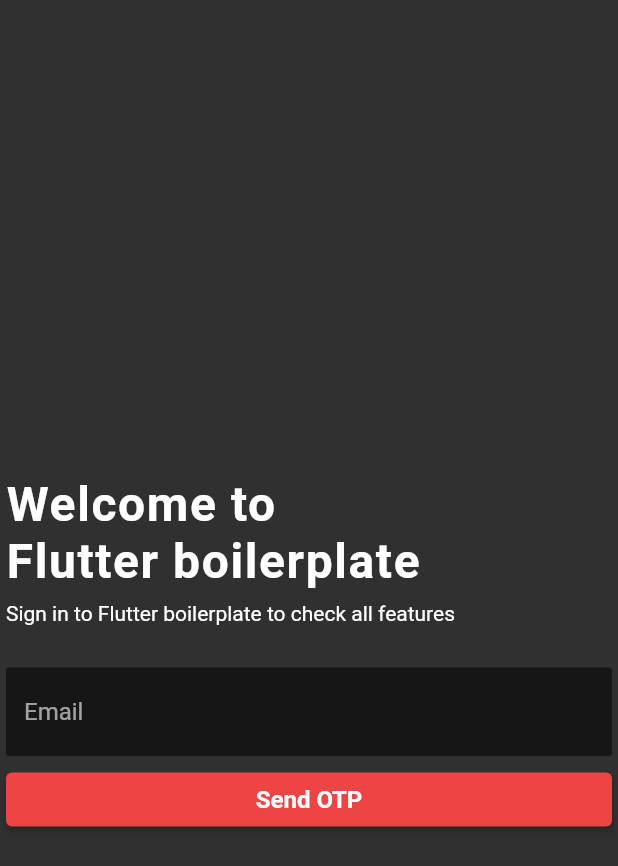
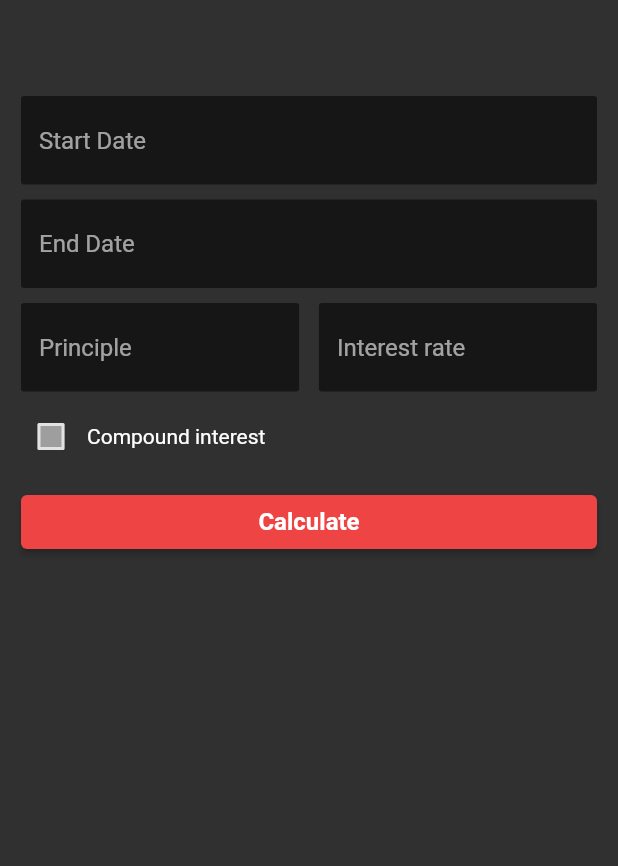
Before and after one commit to chenchunaidu/interest_calculator, a Flutter app: the screen it shows after launch, on a phone screen of 412 x 824 dp. Shown: the top 866 px of the screen. Run offline on Flutter 3.47's test engine with Material 2 defaults, Android fonts, the phone set to English and light mode, and no system bars; drawn by our look-alikes of date_time_picker; our stand-ins replace form_validator, get; missing offline and left inert: dart:ffi.

Commit message:
fix: removed unnecessary code

```diff
--- a/lib/components/auth-info.dart
+++ /dev/null
@@ -1,29 +0,0 @@
-import 'package:flutter/material.dart';
-import 'package:interest_calculator/components/common/vstack.dart';
-import 'package:interest_calculator/theme/font.dart';
-
-class AuthInfo extends StatelessWidget {
-  const AuthInfo({Key? key, this.label = '', this.subLabel = ''})
-      : super(key: key);
-
-  final String? label;
-  final String? subLabel;
-
-  @override
-  Widget build(BuildContext context) {
-    return Container(
-      width: double.infinity,
-      child: VStack(crossAxisAlignment: CrossAxisAlignment.start, children: [
-        Text(
-          // "Welcome to\nFlutter boilerplate",
-          label ?? "",
-          style: TextStyles.h1,
-        ),
-        Text(
-          subLabel ?? "",
-          style: TextStyles.body1,
-        )
-      ]),
-    );
-  }
-}
--- a/lib/components/calendar-form.dart
+++ b/lib/components/calendar-form.dart
@@ -38,8 +38,8 @@ var calendarForm = [
   },
 ];
 
-class CalendarForm extends StatelessWidget {
-  const CalendarForm({Key? key}) : super(key: key);
+class InterestForm extends StatelessWidget {
+  const InterestForm({Key? key}) : super(key: key);
 
   @override
   Widget build(BuildContext context) {
--- a/lib/components/login-form.dart
+++ /dev/null
@@ -1,34 +0,0 @@
-import 'package:flutter/material.dart';
-import 'package:interest_calculator/components/common/form/custom-form-field.dart';
-import 'package:interest_calculator/components/common/form/index.dart';
-import 'package:interest_calculator/theme/font.dart';
-import 'package:get/get.dart';
-import 'common/form/validators.dart';
-
-var loginForm = [
-  {
-    "type": FormFieldType.text,
-    "name": "email",
-    "placeholder": "Email",
-    "validator": CustomValidators().emailValidator(),
-    "keyboardType": TextInputType.emailAddress
-  }
-];
-
-class LoginForm extends StatelessWidget {
-  const LoginForm({Key? key}) : super(key: key);
-
-  @override
-  Widget build(BuildContext context) {
-    return CustomForm(
-      fields: loginForm,
-      onSubmit: (value) {
-        Get.toNamed('/otp');
-      },
-      submitButtonChild: const Text(
-        "Send OTP",
-        style: TextStyles.buttonText1,
-      ),
-    );
-  }
-}
--- a/lib/layout/bottom-navigation-bar.dart
+++ b/lib/layout/bottom-navigation-bar.dart
@@ -17,17 +17,6 @@ class ScaffoldWithNavBarTabItem extends BottomNavigationBarItem {
 const tabs = [
   ScaffoldWithNavBarTabItem(
       initialLocation: "/home", icon: Icon(Icons.home_filled), label: 'Home'),
-  ScaffoldWithNavBarTabItem(
-      initialLocation: "/content", icon: Icon(Icons.book), label: 'Content'),
-  ScaffoldWithNavBarTabItem(
-    initialLocation: "/calendar",
-    icon: Icon(Icons.calendar_month_outlined),
-    label: 'Calendar',
-  ),
-  ScaffoldWithNavBarTabItem(
-      initialLocation: "/profile",
-      icon: Icon(Icons.account_circle_outlined),
-      label: 'Profile'),
 ];
 
 class ScaffoldWithBottomNavBar extends StatefulWidget {
--- a/lib/main.dart
+++ b/lib/main.dart
@@ -1,22 +1,10 @@
 import 'package:flutter/material.dart';
 import 'package:interest_calculator/layout/get-page-wrapper.dart';
-import 'package:interest_calculator/screens/account.dart';
-import 'package:interest_calculator/screens/calendar.dart';
-import 'package:interest_calculator/screens/content.dart';
 import 'package:interest_calculator/screens/home.dart';
-import 'package:interest_calculator/screens/login.dart';
-import 'package:interest_calculator/screens/otp.dart';
 import 'package:interest_calculator/theme/index.dart';
 import 'package:get/get.dart';
-import 'package:interest_calculator/helpers/auth.dart';
-
-void initialize() {
-  // inject authentication controller
-  Get.put(AuthController());
-}
 
 void main() {
-  initialize();
   runApp(const MyApp());
 }
 
@@ -27,20 +15,14 @@ class MyApp extends StatelessWidget {
   @override
   Widget build(BuildContext context) {
     return GetMaterialApp(
-      initialRoute: '/login',
+      initialRoute: '/home',
       getPages: getPageWrapper([
-        PageWrapper(path: '/login', child: Login(), navbar: false),
-        PageWrapper(path: '/home', child: const Home()),
-        PageWrapper(path: '/content', child: const Content()),
-        PageWrapper(path: '/calendar', child: const Calendar()),
-        PageWrapper(path: '/profile', child: const Account()),
-        PageWrapper(path: "/otp", child: const OTP(), navbar: false)
+        PageWrapper(path: '/home', child: const Home(), navbar: false),
       ]),
-      routingCallback: routingCallback,
       themeMode: ThemeMode.dark,
       debugShowCheckedModeBanner: false,
       darkTheme: darkTheme,
-      home: Home(),
+      // home: Home(),
     );
   }
 }
--- a/lib/screens/login.dart
+++ /dev/null
@@ -1,31 +0,0 @@
-import 'package:flutter/material.dart';
-import 'package:interest_calculator/components/auth-info.dart';
-import 'package:interest_calculator/components/login-form.dart';
-import 'package:interest_calculator/components/common/vstack.dart';
-import 'package:interest_calculator/theme/inset.dart';
-import 'package:get/get.dart';
-
-class Login extends StatelessWidget {
-  Login({Key? key}) : super(key: key);
-
-  @override
-  Widget build(BuildContext context) {
-    return Container(
-        child: const VStack(
-            mainAxisAlignment: MainAxisAlignment.spaceEvenly,
-            children: [
-          VStack(
-            spacing: Insets.xxl,
-            // crossAxisAlignment: CrossAxisAlignment.start,
-            children: [
-              AuthInfo(
-                label: "Welcome to\nFlutter boilerplate",
-                subLabel:
-                    "Sign in to Flutter boilerplate to check all features",
-              ),
-              LoginForm()
-            ],
-          )
-        ]));
-  }
-}
--- a/lib/screens/otp.dart
+++ /dev/null
@@ -1,36 +0,0 @@
-import 'package:flutter/material.dart';
-import 'package:interest_calculator/components/auth-info.dart';
-import 'package:interest_calculator/components/otp-form.dart';
-import 'package:interest_calculator/components/common/vstack.dart';
-import 'package:interest_calculator/theme/font.dart';
-import 'package:interest_calculator/theme/inset.dart';
-import 'package:get/get.dart';
-
-class OTP extends StatefulWidget {
-  const OTP({Key? key}) : super(key: key);
-
-  @override
-  _OtpState createState() => _OtpState();
-}
-
-class _OtpState extends State<OTP> {
-  TextEditingController passwordController = TextEditingController();
-  @override
-  Widget build(BuildContext context) {
-    return Container(
-        child:
-            VStack(mainAxisAlignment: MainAxisAlignment.spaceEvenly, children: [
-      VStack(
-        spacing: Insets.xxl,
-        // crossAxisAlignment: CrossAxisAlignment.start,
-        children: [
-          const AuthInfo(
-            label: "Enter OTP",
-            subLabel: "OTP has been sent to your mobile number",
-          ),
-          OTPForm()
-        ],
-      )
-    ]));
-  }
-}
```
Also changed, not shown: lib/components/otp-form.dart (deleted, +0 -43 lines), lib/helpers/auth.dart (deleted, +0 -21 lines), lib/screens/account.dart (deleted, +0 -12 lines), lib/screens/calendar.dart (deleted, +0 -13 lines), lib/screens/content.dart (deleted, +0 -12 lines), lib/screens/home.dart (+2 -45 lines).
